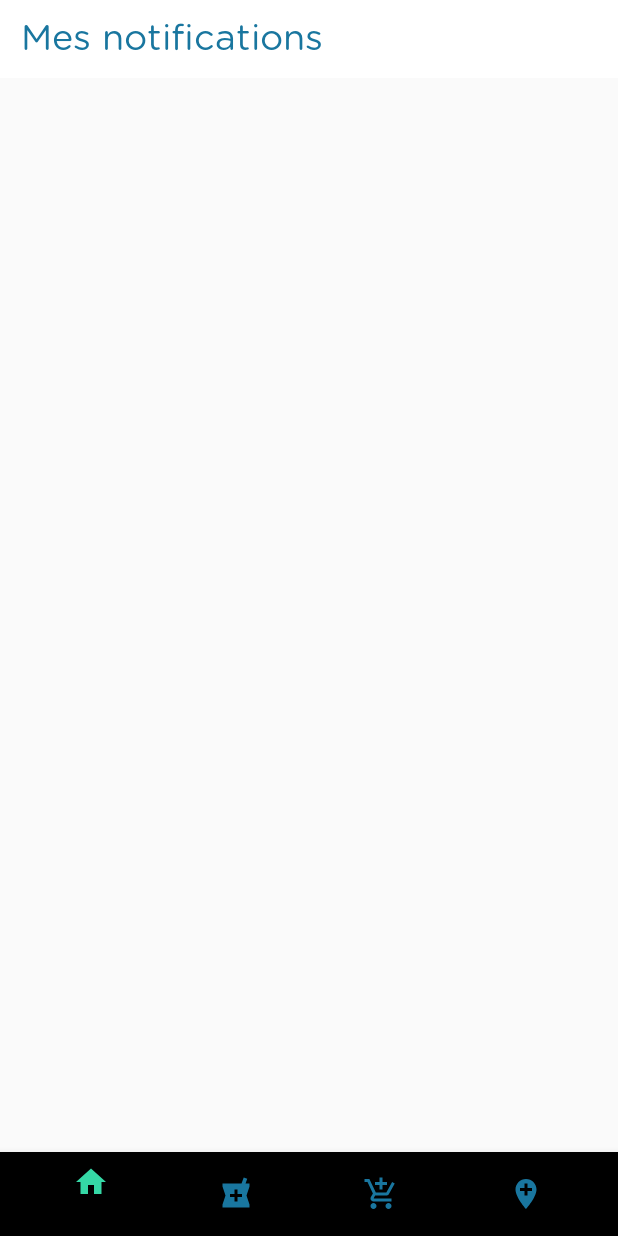
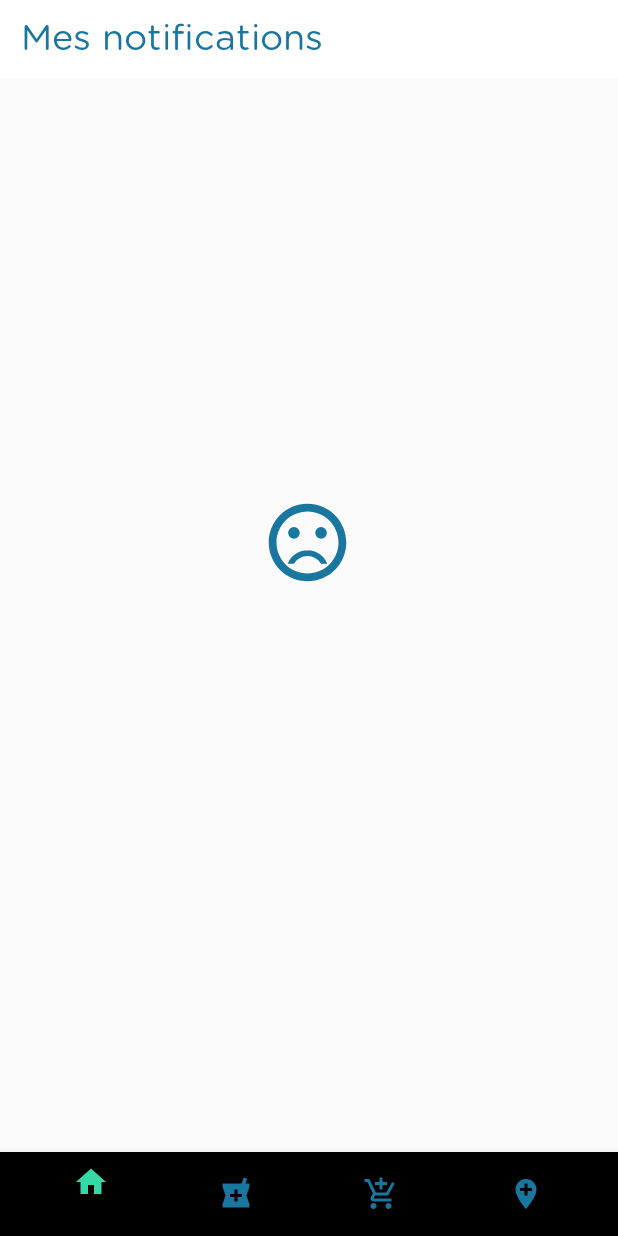
Before and after one commit to projet-tdm/Pharma, an Android app: the Notifications screen opened through its navigation route, on a phone screen of 412 x 824 dp. Run offline under Robolectric (Android 15) with nearby library versions, the phone set to English and light mode, and no system bars; our stand-ins replace navigation-ui; libraries missing offline, so code that uses them is left out: com.afollestad.materialdialogs; 4 statements that could not run were skipped.

Commit message:
final version enfinnngit add -A

```diff
--- a/Pharma/app/src/main/java/com/example/pharma/Entity/CmdModel.kt
+++ b/Pharma/app/src/main/java/com/example/pharma/Entity/CmdModel.kt
@@ -33,6 +33,7 @@ class CmdModel: ViewModel() {
 
     fun loadData(act: Activity,nss:Int) {
         act.progressBar2.visibility = View.VISIBLE
+        act.imageView6.visibility= View.INVISIBLE
         getCommandesFromRemote(act,nss)
 
     }
@@ -44,8 +45,11 @@ class CmdModel: ViewModel() {
                 act.progressBar2.visibility = View.GONE
                 if (response?.isSuccessful!!) {
                     list = response?.body()
+                    if(list?.size==0 || list==null) act.imageView6.visibility= View.VISIBLE
+
                     act.progressBar2.visibility = View.GONE
                     act.listcmd.adapter = CommandeAdapter(act, list!!,frag!!)
+
                   } else {
                     act.toast("Une erreur s'est produite1")
                 }
--- a/Pharma/app/src/main/java/com/example/pharma/Notification/Service/MyFirebaseMessagingService.java
+++ b/Pharma/app/src/main/java/com/example/pharma/Notification/Service/MyFirebaseMessagingService.java
@@ -40,7 +40,7 @@ public class MyFirebaseMessagingService extends FirebaseMessagingService {
                 editor.commit();
 
                 handleNotification(remoteMessage.getNotification());}
-        }
+            }
 
     }
 
--- a/Pharma/app/src/main/java/com/example/pharma/Notifications.kt
+++ b/Pharma/app/src/main/java/com/example/pharma/Notifications.kt
@@ -14,7 +14,8 @@ import androidx.lifecycle.ViewModelProviders
 import androidx.navigation.findNavController
 import com.example.pharma.Entity.NotificationModel
 import com.example.pharma.ListAdapter.NotificationAdapter
- import kotlinx.android.synthetic.main.fragment_notifications.*
+import kotlinx.android.synthetic.main.fragment_commande.*
+import kotlinx.android.synthetic.main.fragment_notifications.*
 import kotlinx.android.synthetic.main.fragment_pharmacies.*
 
 
@@ -34,7 +35,9 @@ class Notifications : Fragment() {
         val nss = pref.getInt("nss", 0)
 
         val notifModel = ViewModelProviders.of(activity!!).get(NotificationModel::class.java)
+         imageView7.visibility= View.INVISIBLE
         notifModel.loadData(activity!!,nss)
+        if(notifModel.list?.size==0 || notifModel.list==null) imageView7.visibility= View.VISIBLE
         listnotif.adapter=NotificationAdapter(activity!!,notifModel.list!!)
         listnotif.onItemClickListener = AdapterView.OnItemClickListener { _, view, position, _ ->
 
--- /dev/null
+++ b/Pharma/app/src/main/res/drawable/ic_sentiment_dissatisfied_black_24dp.xml
@@ -0,0 +1,7 @@
+<vector android:height="24dp" android:tint="#19769F"
+    android:viewportHeight="24.0" android:viewportWidth="24.0"
+    android:width="24dp" xmlns:android="http://schemas.android.com/apk/res/android">
+    <path android:fillColor="#FF000000" android:pathData="M15.5,9.5m-1.5,0a1.5,1.5 0,1 1,3 0a1.5,1.5 0,1 1,-3 0"/>
+    <path android:fillColor="#FF000000" android:pathData="M8.5,9.5m-1.5,0a1.5,1.5 0,1 1,3 0a1.5,1.5 0,1 1,-3 0"/>
+    <path android:fillColor="#FF000000" android:pathData="M11.99,2C6.47,2 2,6.48 2,12s4.47,10 9.99,10C17.52,22 22,17.52 22,12S17.52,2 11.99,2zM12,20c-4.42,0 -8,-3.58 -8,-8s3.58,-8 8,-8 8,3.58 8,8 -3.58,8 -8,8zM12,14c-2.33,0 -4.32,1.45 -5.12,3.5h1.67c0.69,-1.19 1.97,-2 3.45,-2s2.75,0.81 3.45,2h1.67c-0.8,-2.05 -2.79,-3.5 -5.12,-3.5z"/>
+</vector>
--- a/Pharma/app/src/main/res/layout/fragment_detail_notif.xml
+++ b/Pharma/app/src/main/res/layout/fragment_detail_notif.xml
@@ -4,6 +4,7 @@
                                                    android:layout_width="match_parent"
                                                    android:layout_height="match_parent"
                                                    xmlns:app="http://schemas.android.com/apk/res-auto"
+                                                   android:background="#ffffff"
                                                    tools:context=".detailNotif">
     <com.google.android.material.card.MaterialCardView
             style="@style/Widget.MaterialComponents.CardView"
--- a/Pharma/app/src/main/res/layout/fragment_notifications.xml
+++ b/Pharma/app/src/main/res/layout/fragment_notifications.xml
@@ -10,8 +10,8 @@
             app:layout_constraintStart_toStartOf="parent"
             app:layout_constraintEnd_toEndOf="parent"
             android:layout_marginBottom="8dp" app:layout_constraintBottom_toBottomOf="parent"
-            android:id="@+id/listnotif" android:layout_marginTop="8dp"
-            app:layout_constraintTop_toBottomOf="@+id/toolbar3"/>
+            android:id="@+id/listnotif"
+            android:layout_marginTop="8dp" app:layout_constraintTop_toBottomOf="@+id/toolbar3"/>
     <androidx.appcompat.widget.Toolbar
             android:layout_width="0dp"
             android:layout_height="52dp"
@@ -30,4 +30,12 @@
             android:textSize="24sp" android:textColor="@color/titre"
             app:layout_constraintStart_toStartOf="@+id/toolbar3" app:layout_constraintHorizontal_bias="0.03"
             android:layout_marginStart="8dp" android:fontFamily="@font/gothamrounded_book"/>
+    <ImageView
+            android:src="@drawable/ic_sentiment_dissatisfied_black_24dp"
+            android:layout_width="62dp"
+            android:layout_height="75dp"
+            android:id="@+id/imageView7" android:layout_marginTop="272dp"
+            app:layout_constraintTop_toBottomOf="@+id/toolbar3" app:layout_constraintEnd_toEndOf="parent"
+            android:layout_marginEnd="8dp" app:layout_constraintStart_toStartOf="parent"
+            android:layout_marginStart="8dp" app:layout_constraintHorizontal_bias="0.498"/>
 </androidx.constraintlayout.widget.ConstraintLayout>
```
Also changed, not shown: Pharma/app/src/main/java/com/example/pharma/CommandeFragment.kt (+5 -2 lines), Pharma/app/src/main/java/com/example/pharma/Entity/Constants.kt (+5 -5 lines), Pharma/app/src/main/java/com/example/pharma/detailNotif.kt (+11 -10 lines), Pharma/app/src/main/res/layout/fragment_commande.xml (+11 -2 lines).
